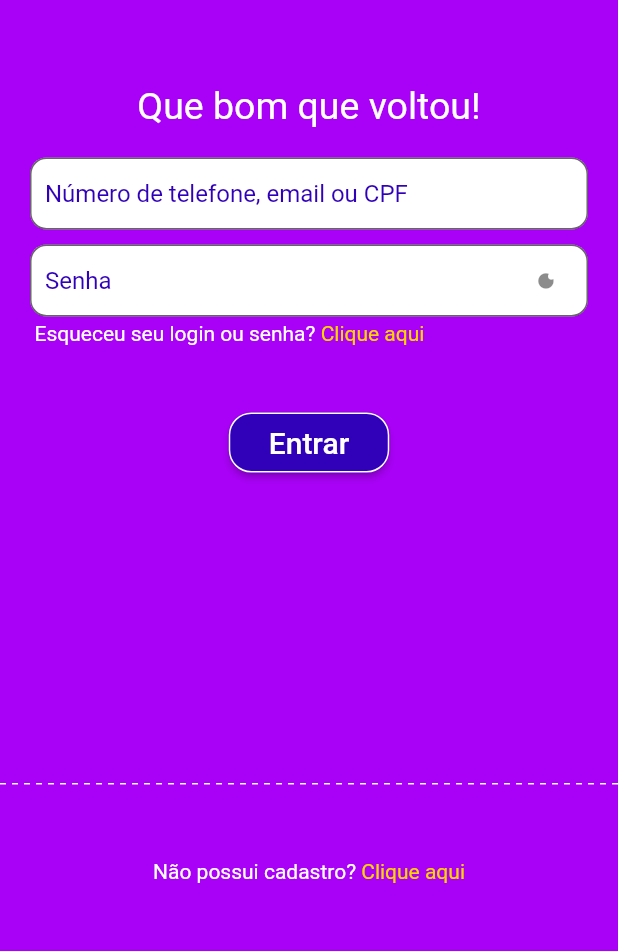
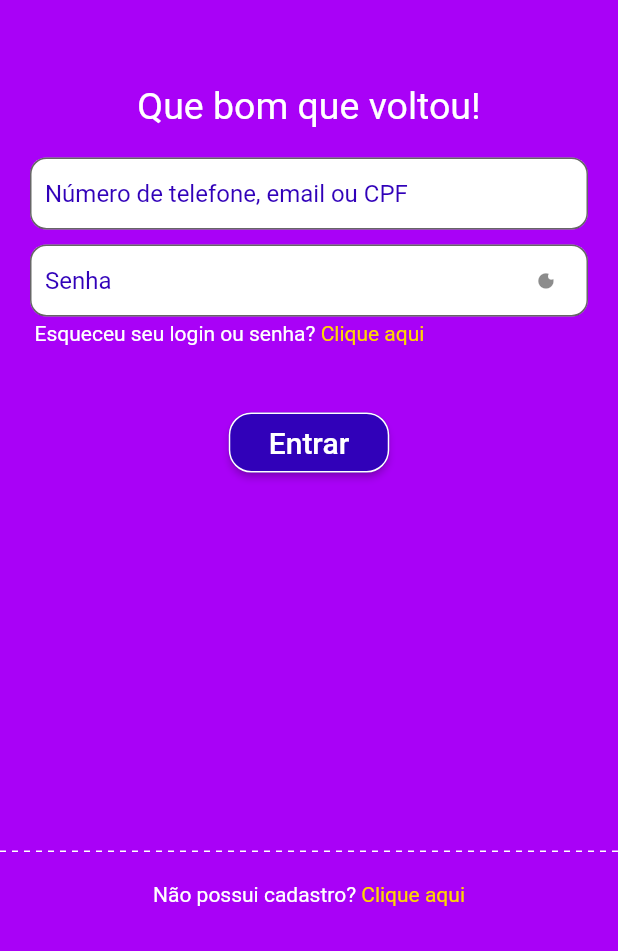
Before and after one commit to Lovepeople-BR/equipe-1, a Flutter app: the screen it shows after launch, on a phone screen of 412 x 824 dp, the part 285-1236 px from its top. Run offline on Flutter 3.47's test engine with Material 2 defaults, Android fonts, the phone set to English and light mode, and no system bars; drawn by our look-alikes of dotted_line; our stand-ins replace shared_preferences; Roboto replaces fonts that are missing (Montserrat-Bold, Montserrat-SemiBold, Tahoma).

Commit message:
Atualização tela login

```diff
--- a/lib/view/login/login.dart
+++ b/lib/view/login/login.dart
@@ -158,9 +158,8 @@ class _LoginState extends State<Login> {
                                     onPressed: () {
                                       if (_formKey.currentState?.validate() ==
                                           true) {
-                                        controller.login(
-                                            _emailController.text, _senhaController.text,
-                                            () {
+                                        controller.login(_emailController.text,
+                                            _senhaController.text, () {
                                           Navigator.of(context).pushReplacement(
                                               MaterialPageRoute(
                                                   builder: (context) =>
@@ -202,9 +201,7 @@ class _LoginState extends State<Login> {
       bottomNavigationBar: Column(
         mainAxisSize: MainAxisSize.min,
         children: [
-          Padding(
-            padding: const EdgeInsets.only(bottom: 30),
-            child: DottedLine(
+          DottedLine(
             direction: Axis.horizontal,
             lineLength: double.infinity,
             lineThickness: 1.0,
@@ -215,14 +212,13 @@ class _LoginState extends State<Login> {
             dashGapColor: Colors.transparent,
             dashGapRadius: 0.0,
           ),
-          ),
           Padding(
             padding: const EdgeInsets.symmetric(vertical: 20),
             child: Row(
               mainAxisAlignment: MainAxisAlignment.center,
               children: [
                 Padding(
-                  padding: const EdgeInsets.only(bottom: 25),
+                  padding: const EdgeInsets.only(bottom: 10),
                   child: Text(
                     'Não possui cadastro? ',
                     textAlign: TextAlign.start,
@@ -231,7 +227,7 @@ class _LoginState extends State<Login> {
                 ),
                 InkWell(
                   child: Padding(
-                    padding: const EdgeInsets.only(bottom: 25),
+                    padding: const EdgeInsets.only(bottom: 10),
                     child: Text(
                       'Clique aqui',
                       style: TextStyle(
```
Lines whose indentation alone changed are shown as unchanged.
